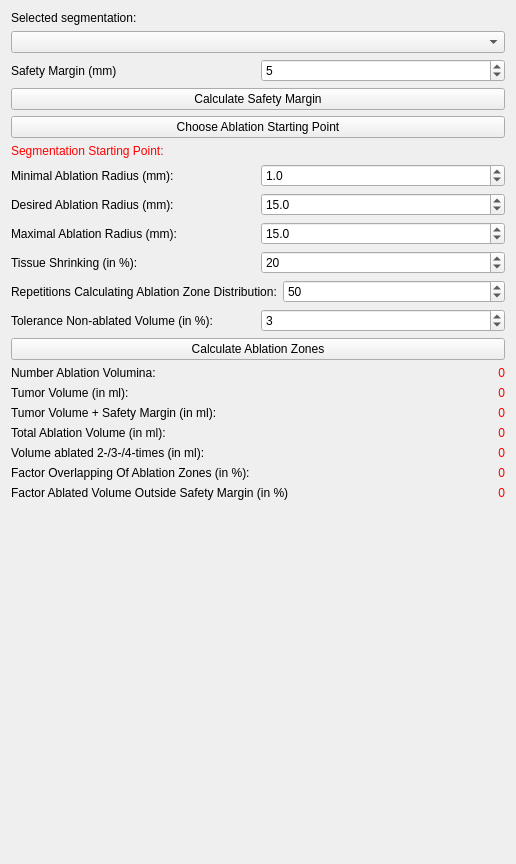
Before: the Qt Designer form Plugins/org.mitk.gui.qt.ablationplanning/src/internal/QmitkAblationPlanningViewControls.ui in alaansheikhani/MITK, drawn with Qt 5.
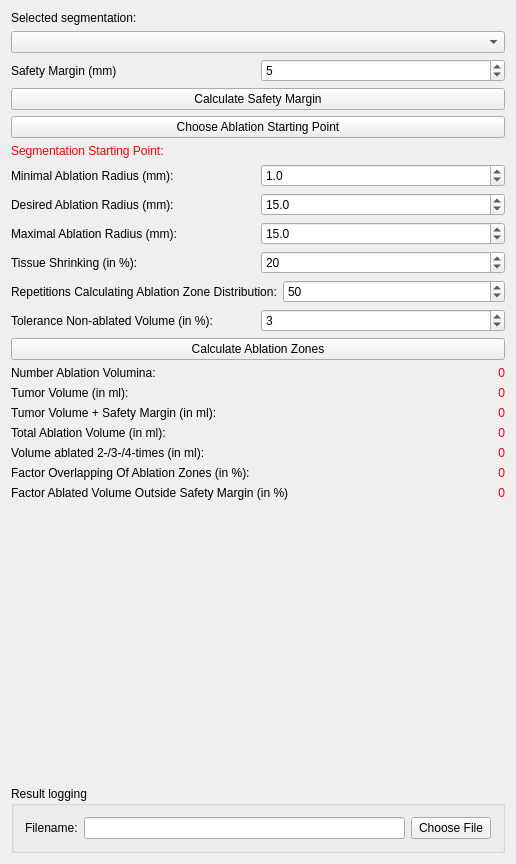
After: the same form once the commit is applied. Icons and pictures are not drawn. Custom widgets are drawn as their Qt base class.

Diff of the .ui file:
```diff
--- a/Plugins/org.mitk.gui.qt.ablationplanning/src/internal/QmitkAblationPlanningViewControls.ui
+++ b/Plugins/org.mitk.gui.qt.ablationplanning/src/internal/QmitkAblationPlanningViewControls.ui
@@ -436,6 +436,36 @@
      </property>
     </spacer>
    </item>
+   <item>
+    <widget class="QGroupBox" name="groupBox">
+     <property name="title">
+      <string>Result logging</string>
+     </property>
+     <layout class="QHBoxLayout" name="horizontalLayout_9">
+      <item>
+       <layout class="QHBoxLayout" name="horizontalLayout_3">
+        <item>
+         <widget class="QLabel" name="label">
+          <property name="text">
+           <string>Filename:</string>
+          </property>
+         </widget>
+        </item>
+        <item>
+         <widget class="QLineEdit" name="m_LoggingFileName"/>
+        </item>
+        <item>
+         <widget class="QPushButton" name="m_ChooseFile">
+          <property name="text">
+           <string>Choose File</string>
+          </property>
+         </widget>
+        </item>
+       </layout>
+      </item>
+     </layout>
+    </widget>
+   </item>
   </layout>
  </widget>
  <layoutdefault spacing="6" margin="11"/>
```
